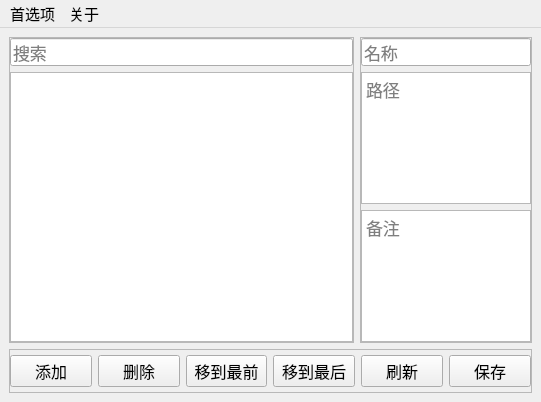
Above: ui/main_window.ui from suifengpiaoyang/PathManager before the change. Below: the same form after it.
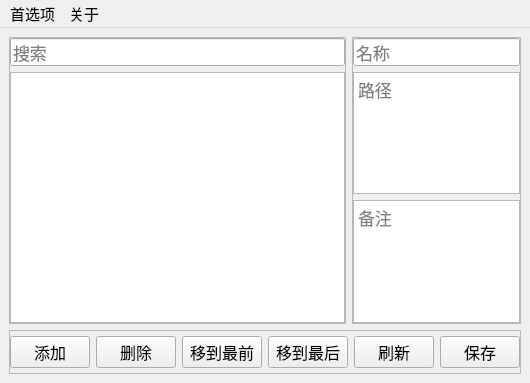
That is the form after the change. Custom widgets are drawn as their Qt base class.

```diff
--- a/ui/main_window.ui
+++ b/ui/main_window.ui
@@ -6,8 +6,8 @@
    <rect>
     <x>0</x>
     <y>0</y>
-    <width>541</width>
-    <height>402</height>
+    <width>515</width>
+    <height>383</height>
    </rect>
   </property>
   <property name="font">
@@ -238,8 +238,8 @@
     <rect>
      <x>0</x>
      <y>0</y>
-     <width>541</width>
-     <height>26</height>
+     <width>515</width>
+     <height>25</height>
     </rect>
    </property>
    <property name="font">
@@ -254,6 +254,12 @@
     <addaction name="configAction"/>
    </widget>
    <widget class="QMenu" name="menuAbout">
+    <property name="font">
+     <font>
+      <family>Microsoft YaHei UI</family>
+      <pointsize>9</pointsize>
+     </font>
+    </property>
     <property name="title">
      <string>关于</string>
     </property>
```
Left out of the diff: 19 changed lines with no effect on the pictures.
